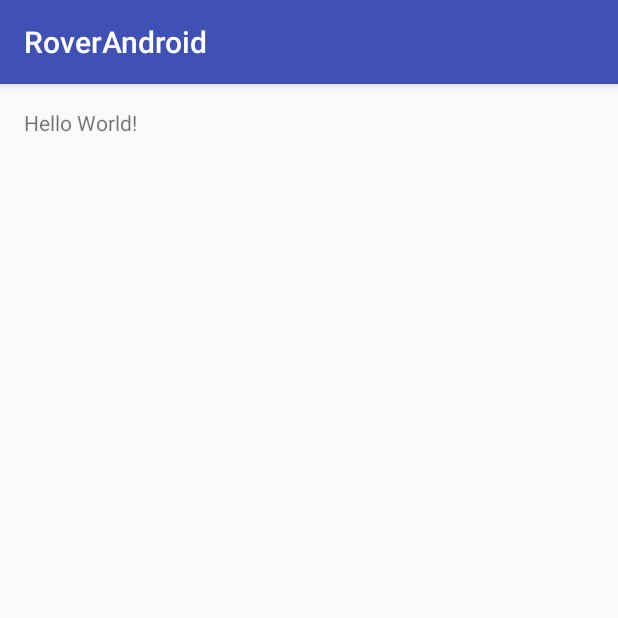
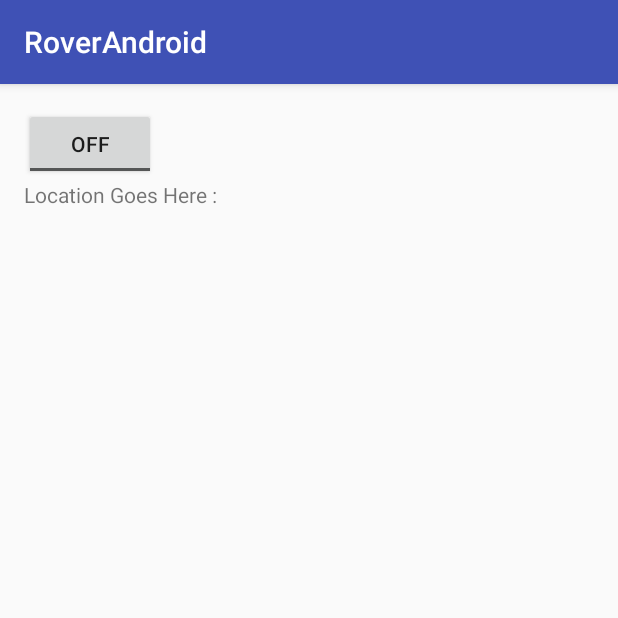
Before and after one commit to bhardwaj-varun/rover-android, an Android app: the screen it shows after launch (LocationActivity), on a phone screen of 412 x 824 dp, the top half of it. Run offline under Robolectric (Android 15) with nearby library versions, the phone set to English and light mode, and no system bars.

Commit message:
Add ToggleButton and fetch location using FusedLocationAPI

```diff
--- a/app/src/main/AndroidManifest.xml
+++ b/app/src/main/AndroidManifest.xml
@@ -3,11 +3,13 @@
     package="com.android.roverandroid">
 
     <application
+        android:name="android.support.multidex.MultiDexApplication"
         android:allowBackup="true"
         android:icon="@mipmap/ic_launcher"
         android:label="@string/app_name"
         android:supportsRtl="true"
         android:theme="@style/AppTheme">
+        <meta-data android:name="com.google.android.gms.version" android:value="@integer/google_play_services_version"></meta-data>
         <activity android:name=".LocationActivity">
             <intent-filter>
                 <action android:name="android.intent.action.MAIN" />
@@ -15,6 +17,7 @@
                 <category android:name="android.intent.category.LAUNCHER" />
             </intent-filter>
         </activity>
+
     </application>
-
+    <uses-permission android:name="android.permission.ACCESS_FINE_LOCATION"></uses-permission>
 </manifest>
--- a/app/src/main/java/com/android/roverandroid/LocationActivity.java
+++ b/app/src/main/java/com/android/roverandroid/LocationActivity.java
@@ -1,13 +1,105 @@
 package com.android.roverandroid;
 
+import android.content.pm.PackageManager;
+import android.location.Location;
+import android.support.annotation.NonNull;
+import android.support.annotation.Nullable;
+import android.support.v4.app.ActivityCompat;
 import android.support.v7.app.AppCompatActivity;
 import android.os.Bundle;
+import android.util.Log;
+import android.widget.CompoundButton;
+import android.widget.TextView;
+import android.widget.ToggleButton;
 
-public class LocationActivity extends AppCompatActivity {
+import com.google.android.gms.common.ConnectionResult;
+import com.google.android.gms.common.api.GoogleApiClient;
+import com.google.android.gms.location.LocationListener;
+import com.google.android.gms.location.LocationRequest;
+import com.google.android.gms.location.LocationServices;
+
+public class LocationActivity extends AppCompatActivity implements
+        GoogleApiClient.ConnectionCallbacks,
+        GoogleApiClient.OnConnectionFailedListener,
+        LocationListener {
+
+    private final static String TAG = "LocationActivityTAG";
+    private TextView tvLocation;
+    private ToggleButton toggleButton;
+    private GoogleApiClient mGoogleApiClient;
+    private LocationRequest mLocationRequest;
 
     @Override
     protected void onCreate(Bundle savedInstanceState) {
         super.onCreate(savedInstanceState);
         setContentView(R.layout.activity_location);
+
+        mGoogleApiClient = new GoogleApiClient.Builder(this)
+                .addApi(LocationServices.API)
+                .addConnectionCallbacks(this)
+                .addOnConnectionFailedListener(this)
+                .build();
+        tvLocation = (TextView) findViewById(R.id.tvLocation);
+        toggleButton = (ToggleButton) findViewById(R.id.toggleButton);
+        toggleButton.setOnCheckedChangeListener(new CompoundButton.OnCheckedChangeListener() {
+            public void onCheckedChanged(CompoundButton compoundButton, boolean isChecked) {
+                if (isChecked) {
+                    //connect google api client
+                    mGoogleApiClient.connect();
+                } else {
+                    //disconnect google api client
+                    mGoogleApiClient.disconnect();
+                }
+            }
+        });
+    }
+
+    @Override
+    protected void onStart() {
+        super.onStart();
+        //connect google api
+
+    }
+
+    @Override
+    protected void onStop() {
+        super.onStop();
+        //disconnect google api
+
+    }
+
+    @Override
+    public void onConnected(@Nullable Bundle bundle) {
+        mLocationRequest = LocationRequest.create();
+        mLocationRequest.setPriority(LocationRequest.PRIORITY_HIGH_ACCURACY);
+        mLocationRequest.setInterval(1000); //update location every second
+
+        if (ActivityCompat.checkSelfPermission(this, android.Manifest.permission.ACCESS_FINE_LOCATION) != PackageManager.PERMISSION_GRANTED && ActivityCompat.checkSelfPermission(this, android.Manifest.permission.ACCESS_COARSE_LOCATION) != PackageManager.PERMISSION_GRANTED) {
+            // TODO: Consider calling
+            //    ActivityCompat#requestPermissions
+            // here to request the missing permissions, and then overriding
+            //   public void onRequestPermissionsResult(int requestCode, String[] permissions,
+            //                                          int[] grantResults)
+            // to handle the case where the user grants the permission. See the documentation
+            // for ActivityCompat#requestPermissions for more details.
+            return;
+        }
+        LocationServices.FusedLocationApi.requestLocationUpdates(mGoogleApiClient, mLocationRequest, this);
+    }
+
+    @Override
+    public void onConnectionSuspended(int i) {
+        Log.e(TAG,"GoogleApiClient connection has been suspended");
+    }
+
+    @Override
+    public void onConnectionFailed(@NonNull ConnectionResult connectionResult) {
+        Log.e(TAG,"GoogleApiClient connection has failed");
+    }
+
+    @Override
+    public void onLocationChanged(Location location) {
+        Log.e(TAG,location.toString());
+        tvLocation.setText(location.toString());
     }
 }
--- a/app/src/main/res/layout/activity_location.xml
+++ b/app/src/main/res/layout/activity_location.xml
@@ -1,5 +1,5 @@
 <?xml version="1.0" encoding="utf-8"?>
-<RelativeLayout xmlns:android="http://schemas.android.com/apk/res/android"
+<LinearLayout xmlns:android="http://schemas.android.com/apk/res/android"
     xmlns:tools="http://schemas.android.com/tools"
     android:id="@+id/activity_location"
     android:layout_width="match_parent"
@@ -8,10 +8,16 @@
     android:paddingLeft="@dimen/activity_horizontal_margin"
     android:paddingRight="@dimen/activity_horizontal_margin"
     android:paddingTop="@dimen/activity_vertical_margin"
+    android:orientation="vertical"
     tools:context="com.android.roverandroid.LocationActivity">
-
+    <ToggleButton
+        android:layout_width="wrap_content"
+        android:layout_height="wrap_content"
+        android:id="@+id/toggleButton" />
     <TextView
         android:layout_width="wrap_content"
         android:layout_height="wrap_content"
-        android:text="Hello World!" />
-</RelativeLayout>
+        android:id="@+id/tvLocation"
+        android:text="Location Goes Here : "
+        />
+</LinearLayout>
--- a/gradle.properties
+++ b/gradle.properties
@@ -12,6 +12,5 @@
 # This option should only be used with decoupled projects. More details, visit
 # http://www.gradle.org/docs/current/userguide/multi_project_builds.html#sec:decoupled_projects
 # org.gradle.parallel=true
-#Mon Feb 20 13:35:50 IST 2017
-
+#Mon Feb 20 15:18:40 IST 2017
 org.gradle.jvmargs=-Xmx1536m
```
Also changed, not shown: app/build.gradle (+6 -1 lines).
